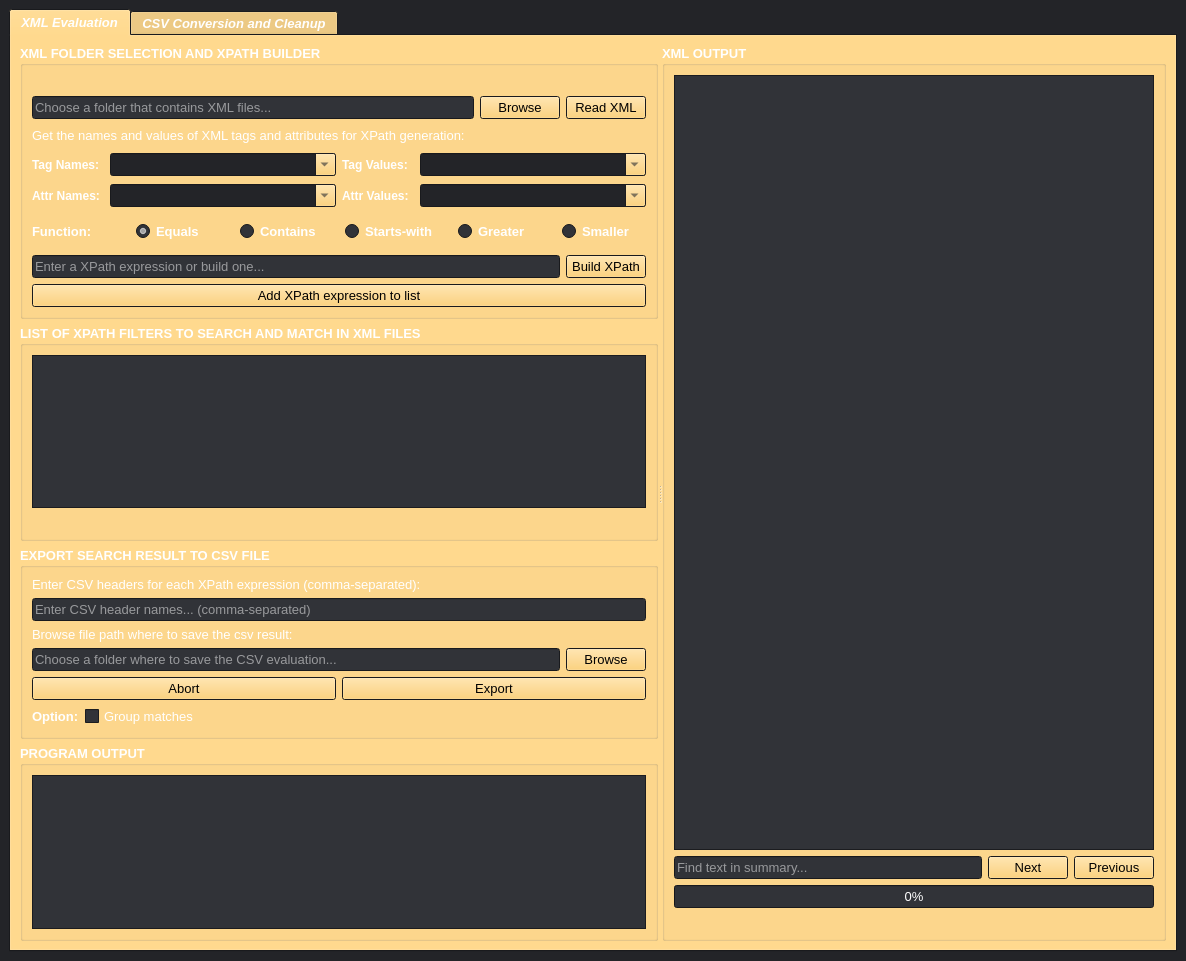
First picture: the form in src/xmluvation/resources/ui/XMLuvation.ui, repository zaricj/XMLuvation, before the edit.
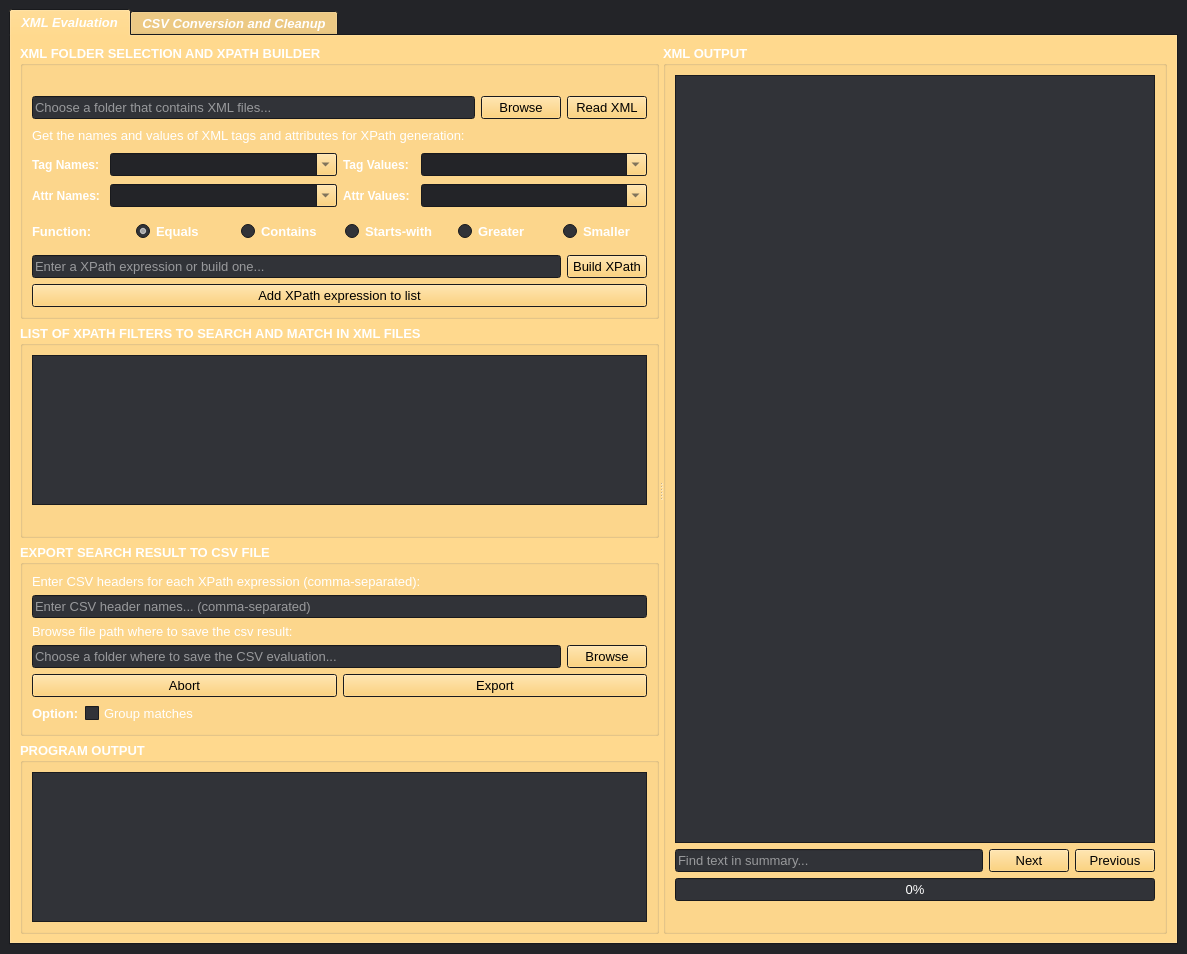
Second picture: the form after the edit. Icons and pictures are not drawn.

Commit message: UI update font family to Calibri

Patch:
```diff
--- a/src/xmluvation/resources/ui/XMLuvation.ui
+++ b/src/xmluvation/resources/ui/XMLuvation.ui
@@ -9,8 +9,8 @@
    <rect>
     <x>0</x>
     <y>0</y>
-    <width>1186</width>
-    <height>961</height>
+    <width>1187</width>
+    <height>954</height>
    </rect>
   </property>
   <property name="palette">
@@ -313,7 +313,7 @@
   </property>
   <property name="font">
    <font>
-    <family>Microsoft YaHei UI</family>
+    <family>Calibri</family>
     <pointsize>10</pointsize>
     <italic>false</italic>
     <bold>false</bold>
```
The commit also changes 1 other file.
